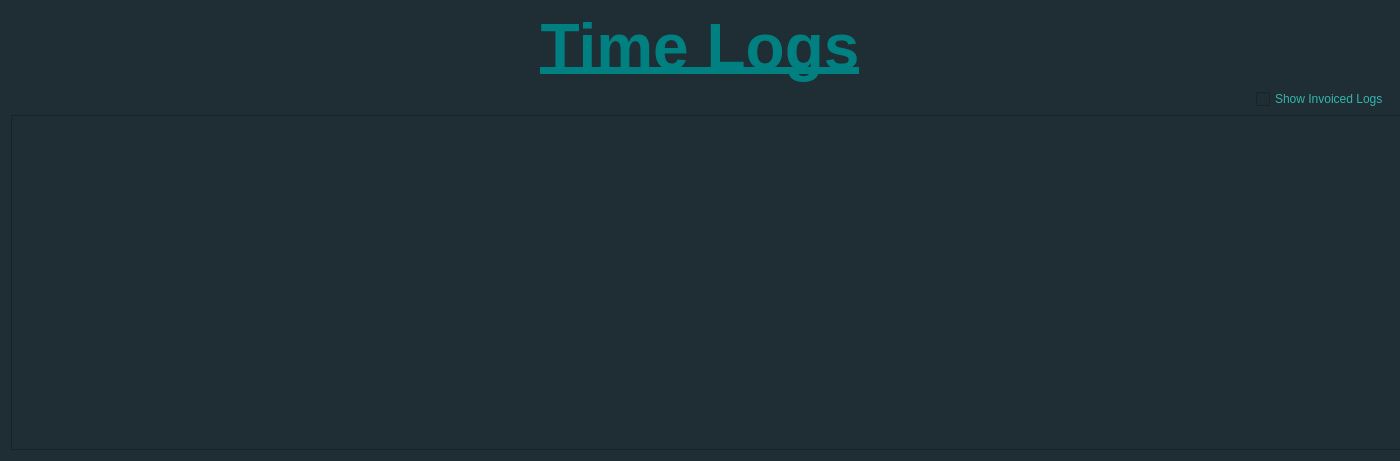
Above: src/ui/ViewTimeEntries.ui from CanMatthewCode/ArchitectsLog before the change. Below: the same form after it.
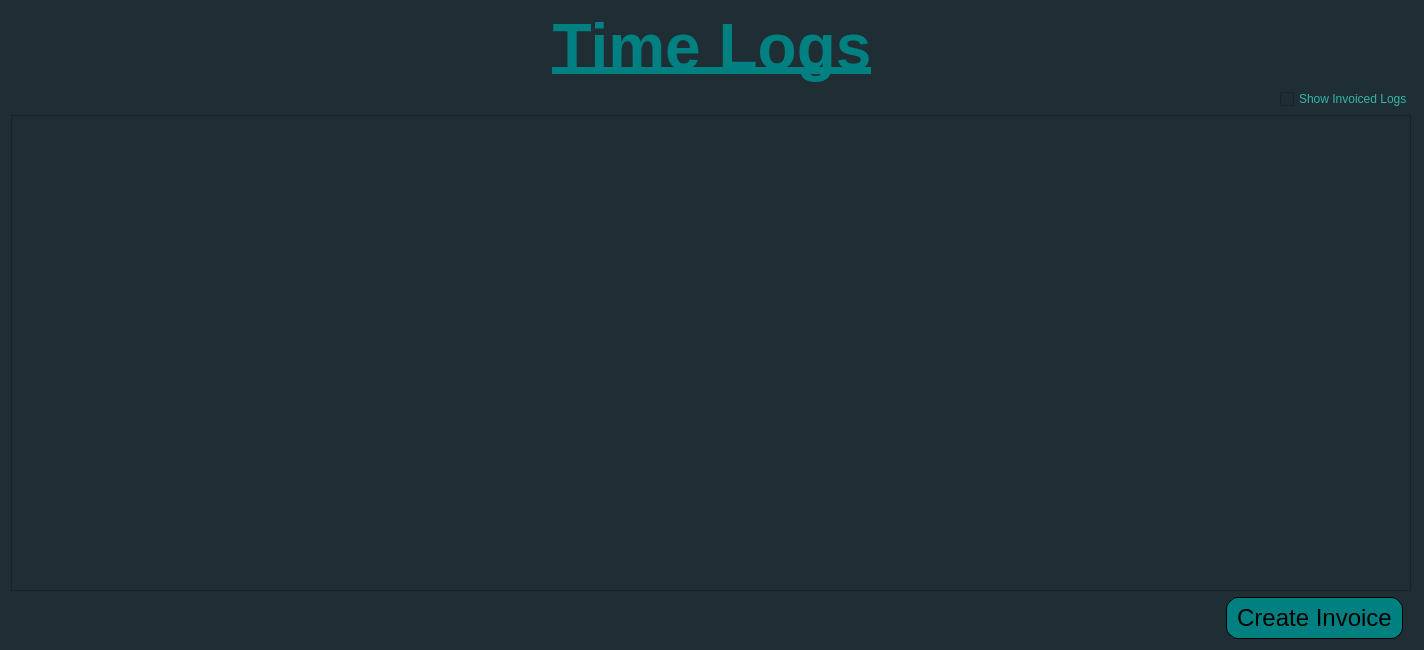
That is the form after the change.

Commit message: add 'Create Invoice' button to ViewTimeEntries.ui/.py window

What changed in the file:
```diff
--- a/src/ui/ViewTimeEntries.ui
+++ b/src/ui/ViewTimeEntries.ui
@@ -6,8 +6,8 @@
    <rect>
     <x>0</x>
     <y>0</y>
-    <width>1400</width>
-    <height>461</height>
+    <width>1424</width>
+    <height>650</height>
    </rect>
   </property>
   <property name="sizePolicy">
@@ -95,6 +95,40 @@
      </property>
     </widget>
    </item>
+   <item alignment="Qt::AlignmentFlag::AlignRight|Qt::AlignmentFlag::AlignVCenter">
+    <widget class="QPushButton" name="createInvoiceBtn">
+     <property name="font">
+      <font>
+       <pointsize>18</pointsize>
+      </font>
+     </property>
+     <property name="styleSheet">
+      <string notr="true">QPushButton{
+	border-radius: 12px;
+	border: 1px solid black;
+	border-style: solid;
+	min-width: 60px;
+	min-height: 30px;
+	padding: 5px 10px;
+	margin-left: 5px;
+	margin-right: 10px;
+	background-color: #008080;
+	color: black;
+}
+
+QPushButton:hover {
+	background-color: #006666;
+}
+
+QPushButton:pressed {
+	background-color: #004D4D;
+}</string>
+     </property>
+     <property name="text">
+      <string>Create Invoice</string>
+     </property>
+    </widget>
+   </item>
   </layout>
  </widget>
  <resources/>
```
The commit also changes 1 other file.
